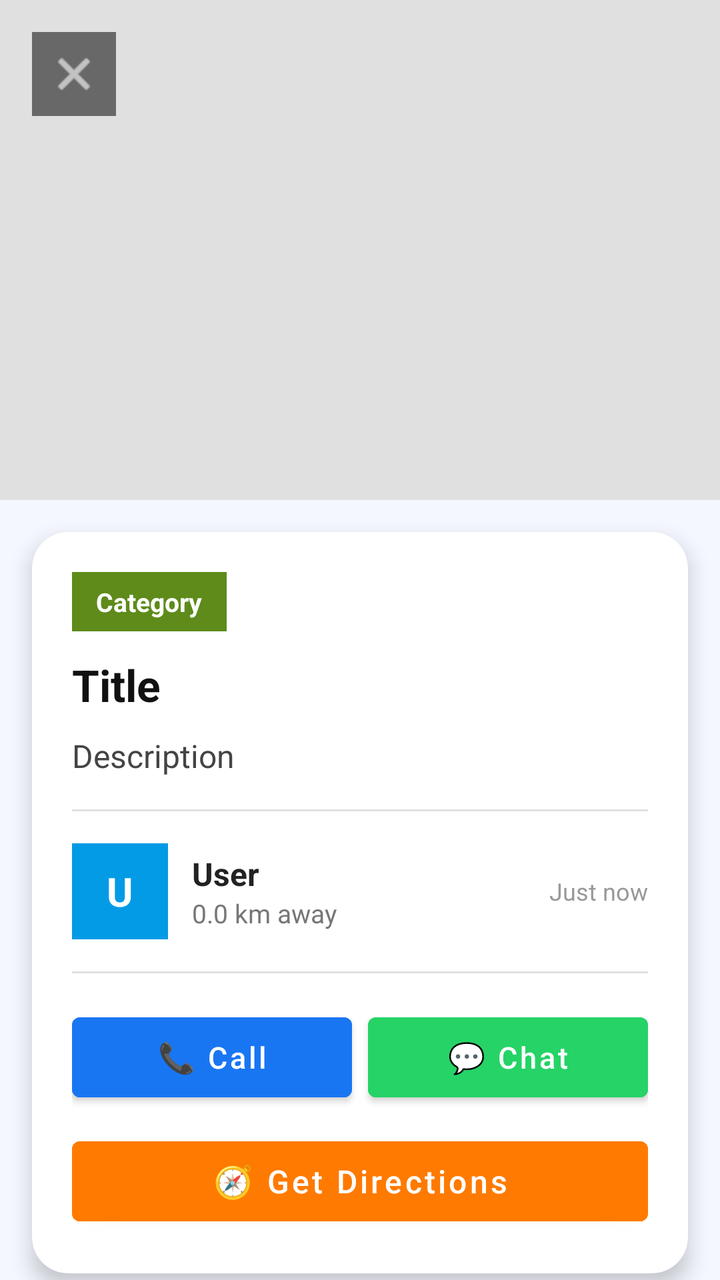
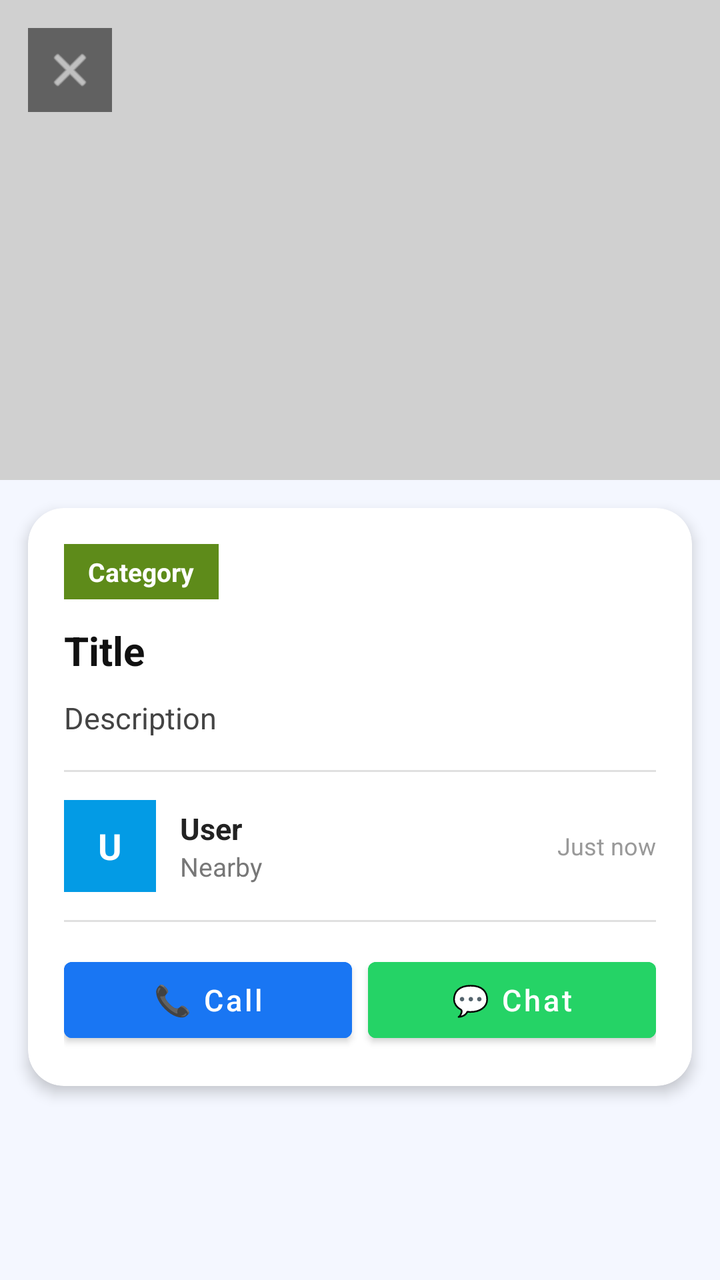

Before-and-after screenshots of an Android layout around one commit, followed by the original layout XML and the change that was made.
<!-- AndroidManifest.xml: application theme Theme.TownCrierBD -->
<!-- res/layout/activity_announcement_detail.xml -->
<?xml version="1.0" encoding="utf-8"?>
<androidx.core.widget.NestedScrollView
    xmlns:android="http://schemas.android.com/apk/res/android"
    xmlns:app="http://schemas.android.com/apk/res-auto"
    android:layout_width="match_parent"
    android:layout_height="match_parent"
    android:background="#F4F7FF">

    <LinearLayout
        android:layout_width="match_parent"
        android:layout_height="wrap_content"
        android:orientation="vertical">

        
        <FrameLayout
            android:layout_width="match_parent"
            android:layout_height="250dp">

            <View
                android:layout_width="match_parent"
                android:layout_height="match_parent"
                android:background="#E0E0E0"/>

            <ImageView
                android:id="@+id/ivPhoto"
                android:layout_width="match_parent"
                android:layout_height="match_parent"
                android:scaleType="centerCrop"
                android:visibility="gone"
                android:contentDescription="@string/app_name"/>

            <ImageView
                android:id="@+id/btnBack"
                android:layout_width="42dp"
                android:layout_height="42dp"
                android:layout_margin="16dp"
                android:padding="8dp"
                android:background="#88000000"
                android:src="@android:drawable/ic_menu_close_clear_cancel"
                app:tint="@android:color/white"
                android:contentDescription="Back"/>
        </FrameLayout>

        
        <androidx.cardview.widget.CardView
            android:layout_width="match_parent"
            android:layout_height="wrap_content"
            android:layout_margin="16dp"
            app:cardCornerRadius="18dp"
            app:cardElevation="6dp">

            <LinearLayout
                android:layout_width="match_parent"
                android:layout_height="wrap_content"
                android:orientation="vertical"
                android:padding="20dp">

                
                <TextView
                    android:id="@+id/tvCategory"
                    android:layout_width="wrap_content"
                    android:layout_height="wrap_content"
                    android:background="#5E8B1A"
                    android:paddingStart="12dp"
                    android:paddingEnd="12dp"
                    android:paddingTop="6dp"
                    android:paddingBottom="6dp"
                    android:text="Category"
                    android:textColor="@android:color/white"
                    android:textStyle="bold"
                    android:textSize="13sp"/>

                
                <TextView
                    android:id="@+id/tvTitle"
                    android:layout_width="match_parent"
                    android:layout_height="wrap_content"
                    android:layout_marginTop="12dp"
                    android:text="Title"
                    android:textColor="#111111"
                    android:textStyle="bold"
                    android:textSize="22sp"/>

                
                <TextView
                    android:id="@+id/tvDesc"
                    android:layout_width="match_parent"
                    android:layout_height="wrap_content"
                    android:layout_marginTop="10dp"
                    android:text="Description"
                    android:textColor="#444444"
                    android:textSize="16sp"
                    android:lineSpacingMultiplier="1.4"/>

                
                <com.google.android.material.button.MaterialButton
                    android:id="@+id/btnPlayAudio"
                    style="@style/Widget.MaterialComponents.Button.OutlinedButton"
                    android:layout_width="wrap_content"
                    android:layout_height="48dp"
                    android:layout_marginTop="12dp"
                    android:text="🔊 Play Audio"
                    android:textAllCaps="false"
                    android:textSize="14sp"
                    android:visibility="gone"/>

                
                <View
                    android:layout_width="match_parent"
                    android:layout_height="1dp"
                    android:layout_marginTop="16dp"
                    android:layout_marginBottom="16dp"
                    android:background="#E0E0E0"/>

                
                <LinearLayout
                    android:layout_width="match_parent"
                    android:layout_height="wrap_content"
                    android:orientation="horizontal"
                    android:gravity="center_vertical">

                    <TextView
                        android:id="@+id/tvAvatar"
                        android:layout_width="48dp"
                        android:layout_height="48dp"
                        android:gravity="center"
                        android:text="U"
                        android:textStyle="bold"
                        android:textColor="@android:color/white"
                        android:textSize="20sp"
                        android:background="#039BE5"/>

                    <LinearLayout
                        android:layout_width="0dp"
                        android:layout_height="wrap_content"
                        android:layout_weight="1"
                        android:layout_marginStart="12dp"
                        android:orientation="vertical">

                        <TextView
                            android:id="@+id/tvUserName"
                            android:layout_width="wrap_content"
                            android:layout_height="wrap_content"
                            android:text="User"
                            android:textStyle="bold"
                            android:textSize="16sp"
                            android:textColor="#222222"/>

                        <TextView
                            android:id="@+id/tvDistance"
                            android:layout_width="wrap_content"
                            android:layout_height="wrap_content"
                            android:text="0.0 km away"
                            android:textSize="13sp"
                            android:textColor="#777777"/>
                    </LinearLayout>

                    <TextView
                        android:id="@+id/tvTime"
                        android:layout_width="wrap_content"
                        android:layout_height="wrap_content"
                        android:text="Just now"
                        android:textSize="12sp"
                        android:textColor="#999999"/>
                </LinearLayout>

                
                <View
                    android:layout_width="match_parent"
                    android:layout_height="1dp"
                    android:layout_marginTop="16dp"
                    android:layout_marginBottom="16dp"
                    android:background="#E0E0E0"/>

                
                <LinearLayout
                    android:layout_width="match_parent"
                    android:layout_height="wrap_content"
                    android:orientation="horizontal">

                    <Button
                        android:id="@+id/btnCall"
                        android:layout_width="0dp"
                        android:layout_height="52dp"
                        android:layout_weight="1"
                        android:text="📞 Call"
                        android:textAllCaps="false"
                        android:textSize="15sp"
                        android:backgroundTint="#1976F3"
                        android:textColor="@android:color/white"
                        android:layout_marginEnd="8dp"/>

                    <Button
                        android:id="@+id/btnChat"
                        android:layout_width="0dp"
                        android:layout_height="52dp"
                        android:layout_weight="1"
                        android:text="💬 Chat"
                        android:textAllCaps="false"
                        android:textSize="15sp"
                        android:backgroundTint="#25D366"
                        android:textColor="@android:color/white"/>
                </LinearLayout>

                
                <Button
                    android:id="@+id/btnDirection"
                    android:layout_width="match_parent"
                    android:layout_height="52dp"
                    android:layout_marginTop="10dp"
                    android:text="🧭 Get Directions"
                    android:textAllCaps="false"
                    android:textSize="16sp"
                    android:backgroundTint="#FF7A00"
                    android:textColor="@android:color/white"/>

            </LinearLayout>
        </androidx.cardview.widget.CardView>

    </LinearLayout>
</androidx.core.widget.NestedScrollView>
<!-- resources referenced by this layout -->
<resources>
  <string name="app_name">TownCrierBD</string>
  <style name="Theme.TownCrierBD" parent="Theme.MaterialComponents.Light.NoActionBar">
  
          <item name="colorPrimary">@color/blue_end</item>
          <item name="colorPrimaryVariant">@color/blue_start</item>
          <item name="colorOnPrimary">@color/white</item>
  
          <item name="colorSecondary">@color/blue_start</item>
          <item name="colorSecondaryVariant">@color/blue_end</item>
          <item name="colorOnSecondary">@color/white</item>
  
          <item name="android:forceDarkAllowed" tools:targetApi="q">false</item>
  
          <item name="android:statusBarColor">@color/blue_start</item>
          <item name="android:navigationBarColor">@color/blue_start</item>
  
          <item name="spinnerStyle">@style/TownCrierBD.SpinnerStyle</item>
      </style>
  <color name="blue_end">#00BCD4</color>
  <color name="blue_start">#2196F3</color>
  <color name="white">#FFFFFF</color>
  <style name="TownCrierBD.SpinnerStyle" parent="Widget.AppCompat.Spinner">
      <item name="android:popupBackground">@drawable/bg_spinner_popup_white</item>
          <item name="popupTheme">@style/TownCrierBD.PopupTheme</item>
      </style>
  <!-- drawable bg_spinner_popup_white (drawable) -->
  <?xml version="1.0" encoding="utf-8"?>
  <shape xmlns:android="http://schemas.android.com/apk/res/android">
      <solid android:color="#FFFFFF"/>
      <corners android:radius="16dp"/>
      <padding
          android:left="8dp"
          android:top="8dp"
          android:right="8dp"
          android:bottom="8dp"/>
  </shape>
  <style name="TownCrierBD.PopupTheme" parent="ThemeOverlay.MaterialComponents.Light">
          <item name="android:popupBackground">@drawable/bg_spinner_popup_white</item>
      </style>
</resources>

<!-- the commit's change to res/layout/activity_announcement_detail.xml (unified diff, before → after) -->
@@ -14,12 +14,12 @@
         
         <FrameLayout
             android:layout_width="match_parent"
-            android:layout_height="250dp">
+            android:layout_height="240dp">
 
             <View
                 android:layout_width="match_parent"
                 android:layout_height="match_parent"
-                android:background="#E0E0E0"/>
+                android:background="#D0D0D0"/>
 
             <ImageView
                 android:id="@+id/ivPhoto"
@@ -27,33 +27,33 @@
                 android:layout_height="match_parent"
                 android:scaleType="centerCrop"
                 android:visibility="gone"
-                android:contentDescription="@string/app_name"/>
+                android:contentDescription="Post image"/>
 
             <ImageView
                 android:id="@+id/btnBack"
                 android:layout_width="42dp"
                 android:layout_height="42dp"
-                android:layout_margin="16dp"
+                android:layout_margin="14dp"
                 android:padding="8dp"
                 android:background="#88000000"
                 android:src="@android:drawable/ic_menu_close_clear_cancel"
-                app:tint="@android:color/white"
-                android:contentDescription="Back"/>
+                android:contentDescription="Back"
+                app:tint="@android:color/white"/>
         </FrameLayout>
 
         
         <androidx.cardview.widget.CardView
             android:layout_width="match_parent"
             android:layout_height="wrap_content"
-            android:layout_margin="16dp"
+            android:layout_margin="14dp"
             app:cardCornerRadius="18dp"
-            app:cardElevation="6dp">
+            app:cardElevation="4dp">
 
             <LinearLayout
                 android:layout_width="match_parent"
                 android:layout_height="wrap_content"
                 android:orientation="vertical"
-                android:padding="20dp">
+                android:padding="18dp">
 
                 
                 <TextView
@@ -63,8 +63,8 @@
                     android:background="#5E8B1A"
                     android:paddingStart="12dp"
                     android:paddingEnd="12dp"
-                    android:paddingTop="6dp"
-                    android:paddingBottom="6dp"
+                    android:paddingTop="5dp"
+                    android:paddingBottom="5dp"
                     android:text="Category"
                     android:textColor="@android:color/white"
                     android:textStyle="bold"
@@ -79,7 +79,7 @@
                     android:text="Title"
                     android:textColor="#111111"
                     android:textStyle="bold"
-                    android:textSize="22sp"/>
+                    android:textSize="20sp"/>
 
                 
                 <TextView
@@ -89,7 +89,7 @@
                     android:layout_marginTop="10dp"
                     android:text="Description"
                     android:textColor="#444444"
-                    android:textSize="16sp"
+                    android:textSize="15sp"
                     android:lineSpacingMultiplier="1.4"/>
 
                 
@@ -109,7 +109,7 @@
                     android:layout_width="match_parent"
                     android:layout_height="1dp"
                     android:layout_marginTop="16dp"
-                    android:layout_marginBottom="16dp"
+                    android:layout_marginBottom="14dp"
                     android:background="#E0E0E0"/>
 
                 
@@ -121,13 +121,13 @@
 
                     <TextView
                         android:id="@+id/tvAvatar"
-                        android:layout_width="48dp"
-                        android:layout_height="48dp"
+                        android:layout_width="46dp"
+                        android:layout_height="46dp"
                         android:gravity="center"
                         android:text="U"
                         android:textStyle="bold"
                         android:textColor="@android:color/white"
-                        android:textSize="20sp"
+                        android:textSize="18sp"
                         android:background="#039BE5"/>
 
                     <LinearLayout
@@ -143,14 +143,14 @@
                             android:layout_height="wrap_content"
                             android:text="User"
                             android:textStyle="bold"
-                            android:textSize="16sp"
+                            android:textSize="15sp"
                             android:textColor="#222222"/>
 
                         <TextView
                             android:id="@+id/tvDistance"
                             android:layout_width="wrap_content"
                             android:layout_height="wrap_content"
-                            android:text="0.0 km away"
+                            android:text="Nearby"
                             android:textSize="13sp"
                             android:textColor="#777777"/>
                     </LinearLayout>
@@ -168,8 +168,8 @@
                 <View
                     android:layout_width="match_parent"
                     android:layout_height="1dp"
-                    android:layout_marginTop="16dp"
-                    android:layout_marginBottom="16dp"
+                    android:layout_marginTop="14dp"
+                    android:layout_marginBottom="14dp"
                     android:background="#E0E0E0"/>
 
                 
@@ -181,7 +181,7 @@
                     <Button
                         android:id="@+id/btnCall"
                         android:layout_width="0dp"
-                        android:layout_height="52dp"
+                        android:layout_height="50dp"
                         android:layout_weight="1"
                         android:text="📞 Call"
                         android:textAllCaps="false"
@@ -193,7 +193,7 @@
                     <Button
                         android:id="@+id/btnChat"
                         android:layout_width="0dp"
-                        android:layout_height="52dp"
+                        android:layout_height="50dp"
                         android:layout_weight="1"
                         android:text="💬 Chat"
                         android:textAllCaps="false"
@@ -206,13 +206,14 @@
                 <Button
                     android:id="@+id/btnDirection"
                     android:layout_width="match_parent"
-                    android:layout_height="52dp"
+                    android:layout_height="50dp"
                     android:layout_marginTop="10dp"
                     android:text="🧭 Get Directions"
                     android:textAllCaps="false"
-                    android:textSize="16sp"
+                    android:textSize="15sp"
                     android:backgroundTint="#FF7A00"
-                    android:textColor="@android:color/white"/>
+                    android:textColor="@android:color/white"
+                    android:visibility="gone"/>
 
             </LinearLayout>
         </androidx.cardview.widget.CardView>
<!-- resource entries referenced after the edit -->
@@ -1,6 +1,5 @@
 <!-- resources referenced by this layout -->
 <resources>
-  <string name="app_name">TownCrierBD</string>
   <style name="Theme.TownCrierBD" parent="Theme.MaterialComponents.Light.NoActionBar">
   
           <item name="colorPrimary">@color/blue_end</item>
